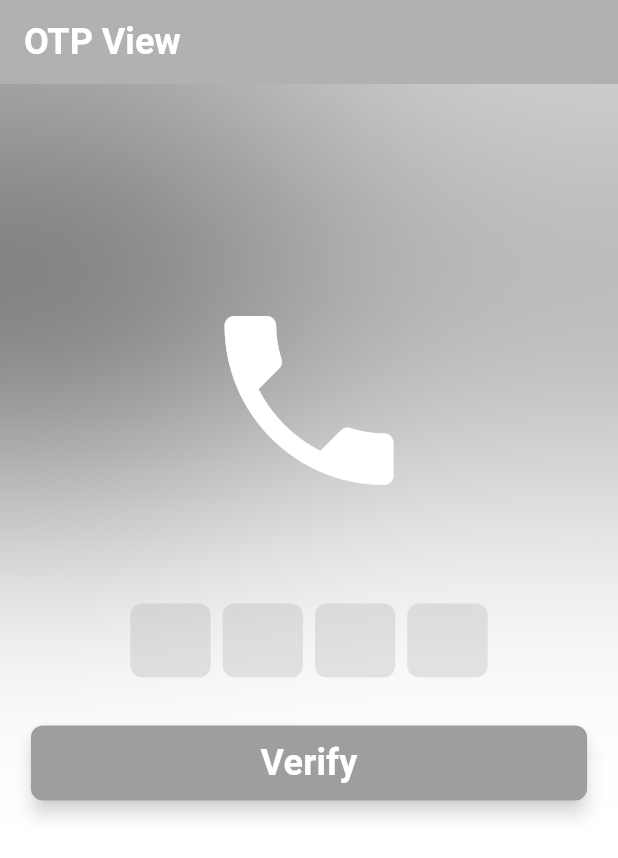
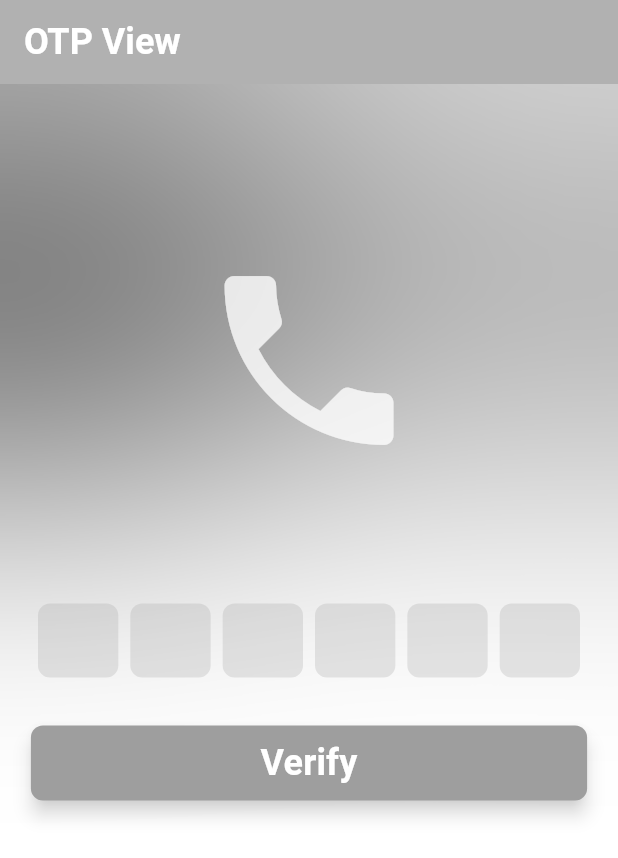
Before and after one commit to BaselHegazi226/auth_app, a Flutter app: the OtpView screen opened by its route, on a phone screen of 412 x 824 dp. Shown: the top 858 px of the screen. Run offline on Flutter 3.47's test engine with Material 3 defaults, Android fonts, the phone set to English and light mode, and no system bars; drawn by our look-alikes of pinput; our stand-ins replace awesome_dialog, bloc, cached_network_image, dartz, firebase_auth, firebase_core and 7 more; missing offline and left inert: flutter_facebook_auth; accounts and stored records are empty; network calls fail; Roboto replaces fonts that are missing (cairo).

Commit message:
make some changes 1- from (alignment: Alignment(0, -.75),) to (alignment: Alignment(0, -.85),) for (CustomBigIcon), 2- add  CustomTextFormFieldOtpPinPut(        pinCount: 6,), instead of OtpSection()

```diff
--- a/lib/features/auth/presentation/views/widgets/otp_view_widgets/otp_view_body.dart
+++ b/lib/features/auth/presentation/views/widgets/otp_view_widgets/otp_view_body.dart
@@ -1,8 +1,8 @@
 import 'package:auth_with_firebase_application/core/helper/const_variables.dart';
 import 'package:auth_with_firebase_application/core/helper/custom_flexible_widget.dart';
 import 'package:auth_with_firebase_application/core/utilities/custom_big_icon.dart';
+import 'package:auth_with_firebase_application/core/utilities/custom_text_form_field_otp.dart';
 import 'package:auth_with_firebase_application/features/auth/presentation/views/widgets/auth_widgets/filter_section.dart';
-import 'package:auth_with_firebase_application/features/auth/presentation/views/widgets/otp_view_widgets/otp_section.dart';
 import 'package:flutter/material.dart';
 
 import '../../../../../../core/utilities/custom_text_button.dart';
@@ -33,10 +33,10 @@ class _OtpViewBodyState extends State<OtpViewBody> {
             centerColor: kOtpCenterColor,
           ),
           Align(
-            alignment: Alignment(0, -.75),
+            alignment: Alignment(0, -.85),
             child: CustomBigIcon(
               iconData: Icons.phone,
-              iconColor: Colors.white,
+              iconColor: Colors.white.withAlpha(200),
             ),
           ),
           Align(
@@ -45,7 +45,9 @@ class _OtpViewBodyState extends State<OtpViewBody> {
                 mainAxisAlignment: MainAxisAlignment.center,
                 spacing: 32,
                 children: [
-                  OtpSection(),
+                  CustomTextFormFieldOtpPinPut(
+                    pinCount: 6,
+                  ),
                   CustomTextButton(
                     onPressed: () {},
                     backgroundColor: Colors.grey,
```
